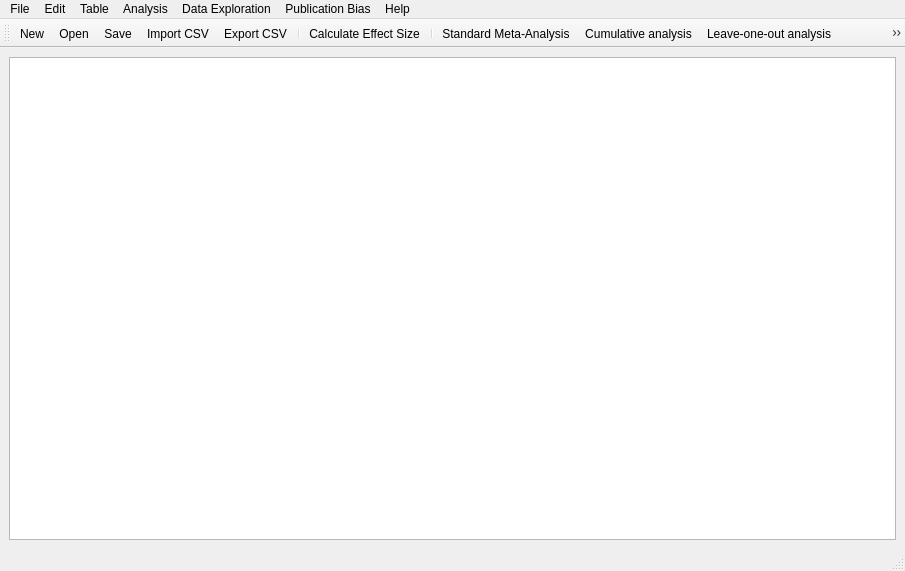
Qt form main_window.ui (gdietz/OpenMEE) before a commit.
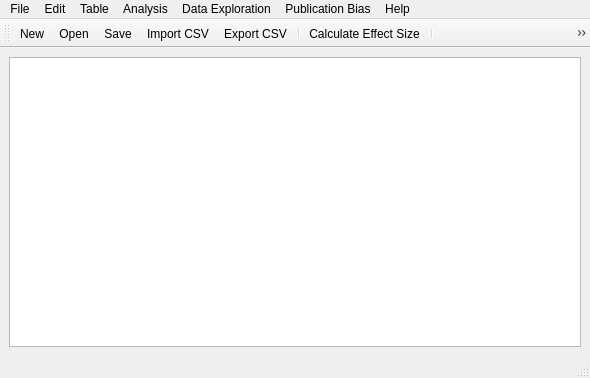
The same form after that commit. Icons and pictures are not drawn.

```diff
--- a/main_window.ui
+++ b/main_window.ui
@@ -6,8 +6,8 @@
    <rect>
     <x>0</x>
     <y>0</y>
-    <width>905</width>
-    <height>571</height>
+    <width>590</width>
+    <height>378</height>
    </rect>
   </property>
   <property name="windowTitle">
@@ -29,8 +29,8 @@
     <rect>
      <x>0</x>
      <y>0</y>
-     <width>905</width>
-     <height>22</height>
+     <width>590</width>
+     <height>21</height>
     </rect>
    </property>
    <widget class="QMenu" name="menuFile">
```
Left out of the diff: 25 changed lines with no effect on the pictures.
